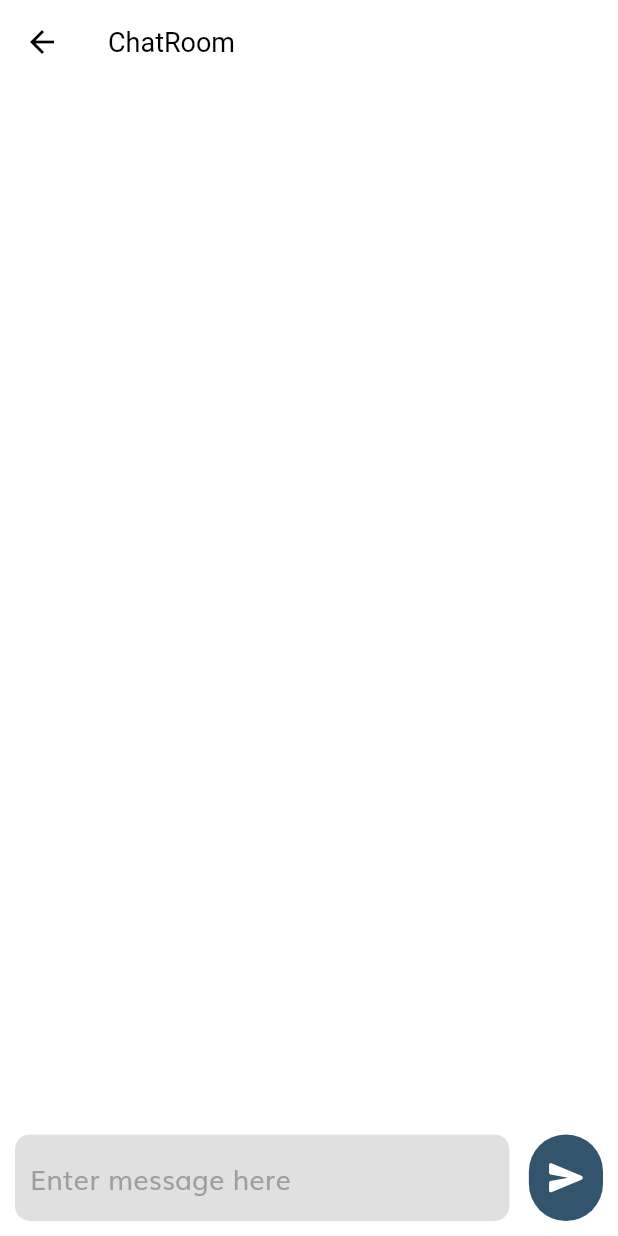
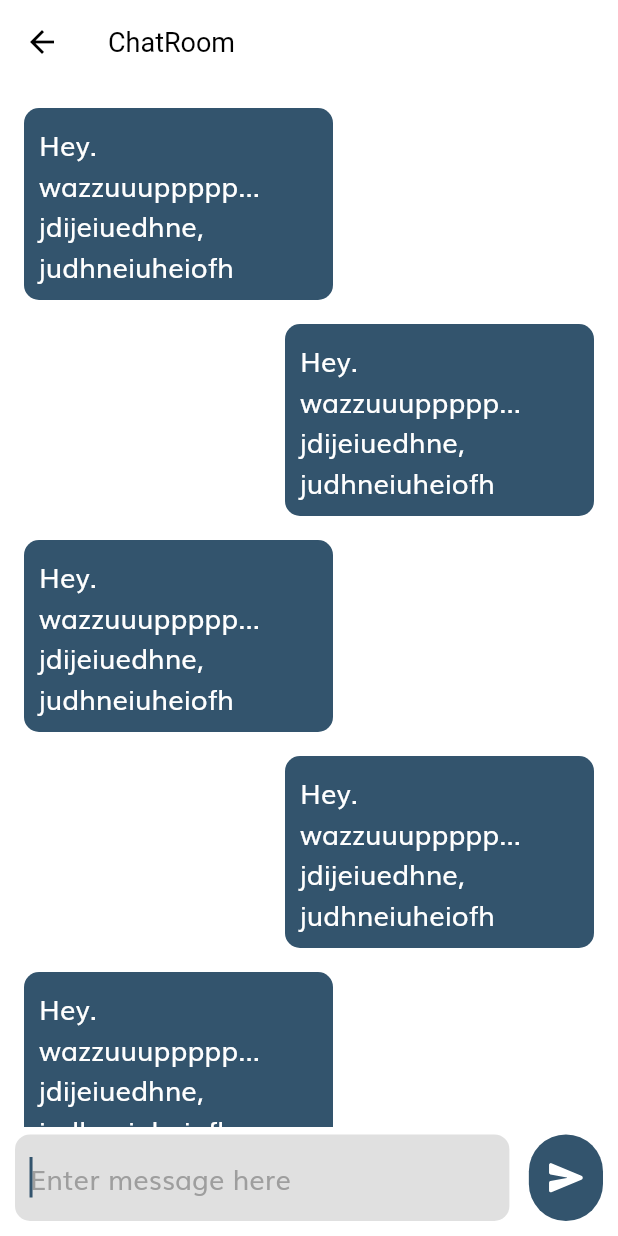
Before and after one commit to freddysundowner/notifications, a Flutter app: the ChatRoomPage screen opened directly, on a phone screen of 412 x 824 dp. Run offline on Flutter 3.47's test engine with Material 2 defaults, Android fonts, the phone set to English and light mode, and no system bars; our stand-ins replace cached_network_image, firebase_auth, firebase_core, flutter_screenutil, get, image_cropper and 4 more; missing offline and left inert: agora_rtc_engine; accounts and stored records are empty.

Commit message:
chat room api

```diff
--- a/lib/screens/chats/chat_room_page.dart
+++ b/lib/screens/chats/chat_room_page.dart
@@ -9,11 +9,44 @@ class ChatRoomPage extends StatelessWidget {
   Widget build(BuildContext context) {
     return Scaffold(
       appBar: AppBar(
-        title: Text("ChatRoom", style: const TextStyle(color: Colors.black),),
+        title: Text(
+          "ChatRoom",
+          style: const TextStyle(color: Colors.black),
+        ),
         centerTitle: false,
       ),
-      bottomNavigationBar: Padding(
-        padding: const EdgeInsets.only(left: 10.0, right: 10, bottom: 10),
+      body: Column(
+        children: [
+          Expanded(
+            flex: 1,
+            child: ListView.builder(
+                padding: const EdgeInsets.all(8.0),
+                itemBuilder: (context, index) {
+                  return Align(
+                    alignment:
+                        index.isEven ? Alignment.centerLeft : Alignment.centerRight,
+                    child: Padding(
+                      padding: const EdgeInsets.all(8.0),
+                      child: Container(
+                        width: 0.5.sw,
+                        decoration: BoxDecoration(
+                            color: Theme.of(context).primaryColor,
+                            borderRadius: BorderRadius.circular(10)),
+                        child: Padding(
+                          padding: const EdgeInsets.all(10.0),
+                          child: Text(
+                            "Hey. wazzuuuppppp... jdijeiuedhne, judhneiuheiofh",
+                            style: TextStyle(color: Colors.white, fontSize: 16.sp),
+                          ),
+                        ),
+                      ),
+                    ),
+                  );
+                }),
+          ),
+          Padding(
+            padding:
+            const EdgeInsets.only(left: 10.0, right: 10, bottom: 10, top: 5),
             child: Row(
               mainAxisAlignment: MainAxisAlignment.spaceBetween,
               children: [
@@ -22,33 +55,47 @@ class ChatRoomPage extends StatelessWidget {
                   width: 0.8.sw,
                   decoration: BoxDecoration(
                       color: Colors.black12,
-                  borderRadius: BorderRadius.circular(10)
-              ),
+                      borderRadius: BorderRadius.circular(10)),
                   child: Align(
                     alignment: Alignment.centerLeft,
                     child: Padding(
                       padding: const EdgeInsets.only(left: 10.0, right: 10),
-                  child: Text(
-                    "Enter message here", style: TextStyle(color: Colors.grey, fontSize: 16.sp),
+                      child: Center(
+                        child: TextField(
+                          autofocus: true,
+                          decoration: InputDecoration(
+                            hintText: "Enter message here",
+                            hintStyle:
+                            TextStyle(color: Colors.grey, fontSize: 16.sp),
+                            border: InputBorder.none,
+                            disabledBorder: InputBorder.none,
+                            enabledBorder: InputBorder.none,
+                            focusedBorder: InputBorder.none,
+                            contentPadding: EdgeInsets.zero,
+                          ),
+                          style:
+                          TextStyle(color: Colors.black, fontSize: 16.sp),
                         ),
                       ),
                     ),
                   ),
-
+                ),
                 Container(
                   height: 0.07.sh,
                   width: 0.12.sw,
                   decoration: BoxDecoration(
                       color: Theme.of(context).primaryColor,
-                  borderRadius: BorderRadius.circular(30)
-              ),
-              child: const Center(child: Icon(Ionicons.send, color: Colors.white,)),
+                      borderRadius: BorderRadius.circular(30)),
+                  child: const Center(
+                      child: Icon(
+                        Ionicons.send,
+                        color: Colors.white,
+                      )),
                 )
               ],
             ),
-      ),
-      body: Container(
-
+          )
+        ],
       ),
     );
   }
```
Lines whose indentation alone changed are shown as unchanged.
